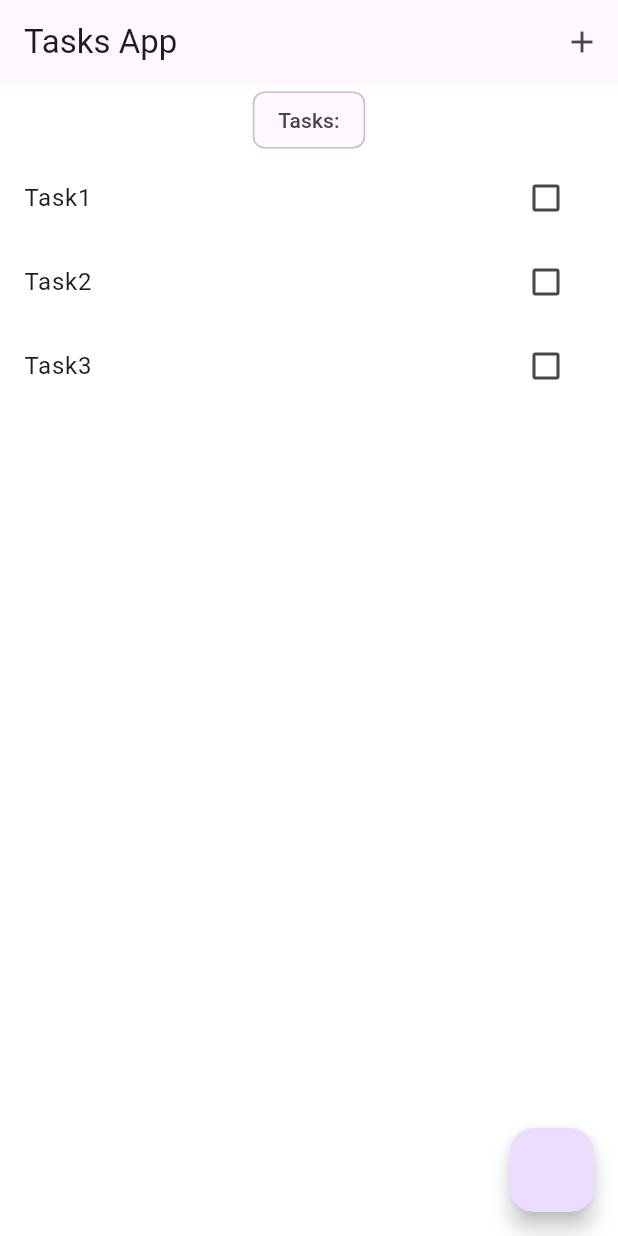
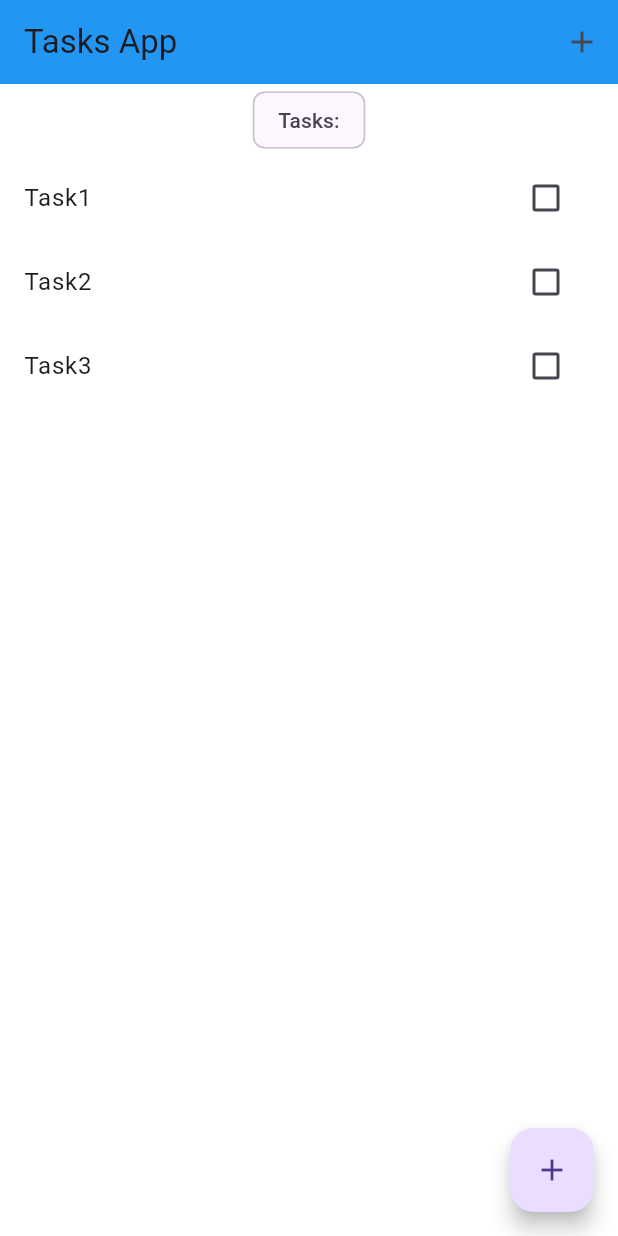
Before and after one commit to barbiexsofia/todo_bloc_app, a Flutter app: the screen it shows after launch, on a phone screen of 412 x 824 dp. Run offline on Flutter 3.47's test engine with Material 3 defaults, Android fonts, the phone set to English and light mode, and no system bars; our stand-ins replace equatable.

Commit message:
Had to adjust appBar color handling because of bug (check on Android emulator)

```diff
--- a/todo_bloc_app/lib/main.dart
+++ b/todo_bloc_app/lib/main.dart
@@ -13,12 +13,17 @@ class MyApp extends StatelessWidget {
     return MaterialApp(
       debugShowCheckedModeBanner: false,
       title: 'Flutter Tasks App',
-      // theme: ThemeData(
-      //   useMaterial3: false,
-      //   colorScheme: ColorScheme.fromSwatch(
-      //     primarySwatch: Colors.blue,
-      //   ),
-      // ),
+      theme: ThemeData(
+        //useMaterial3: true,
+        // colorScheme: ColorScheme.fromSeed(
+        //   seedColor: Colors.blue,
+        //   primary: Colors.blue,
+        // ),
+        appBarTheme: const AppBarTheme(
+          backgroundColor: Colors.blue, // Ensures the app bar uses a blue color
+          surfaceTintColor: Colors.transparent, // Ensures no extra tinting
+        ),
+      ),
       home: TasksScreen(),
     );
   }
--- a/todo_bloc_app/lib/screens/tasks_screen.dart
+++ b/todo_bloc_app/lib/screens/tasks_screen.dart
@@ -24,7 +24,7 @@ class TasksScreen extends StatelessWidget {
       body: Column(
         crossAxisAlignment: CrossAxisAlignment.center,
         children: [
-          Center(
+          const Center(
             child: Chip(
               label: Text(
                 'Tasks:',
@@ -47,6 +47,7 @@ class TasksScreen extends StatelessWidget {
       ),
       floatingActionButton: FloatingActionButton(
         onPressed: () {},
+        child: const Icon(Icons.add),
       ),
     );
   }
```
